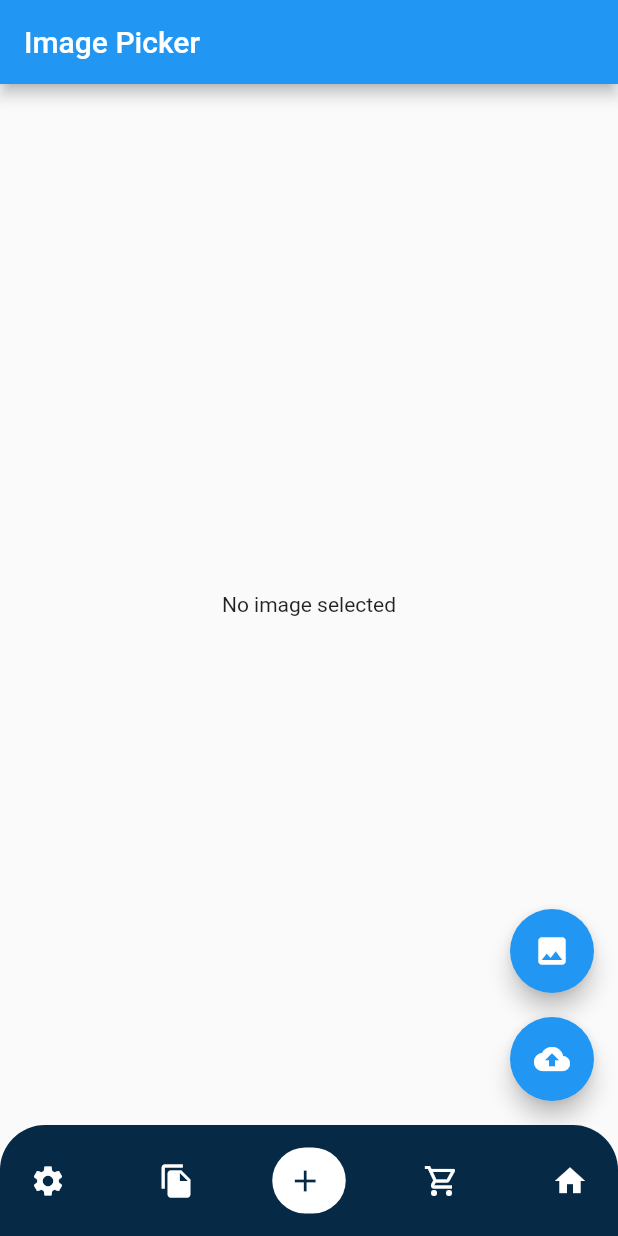
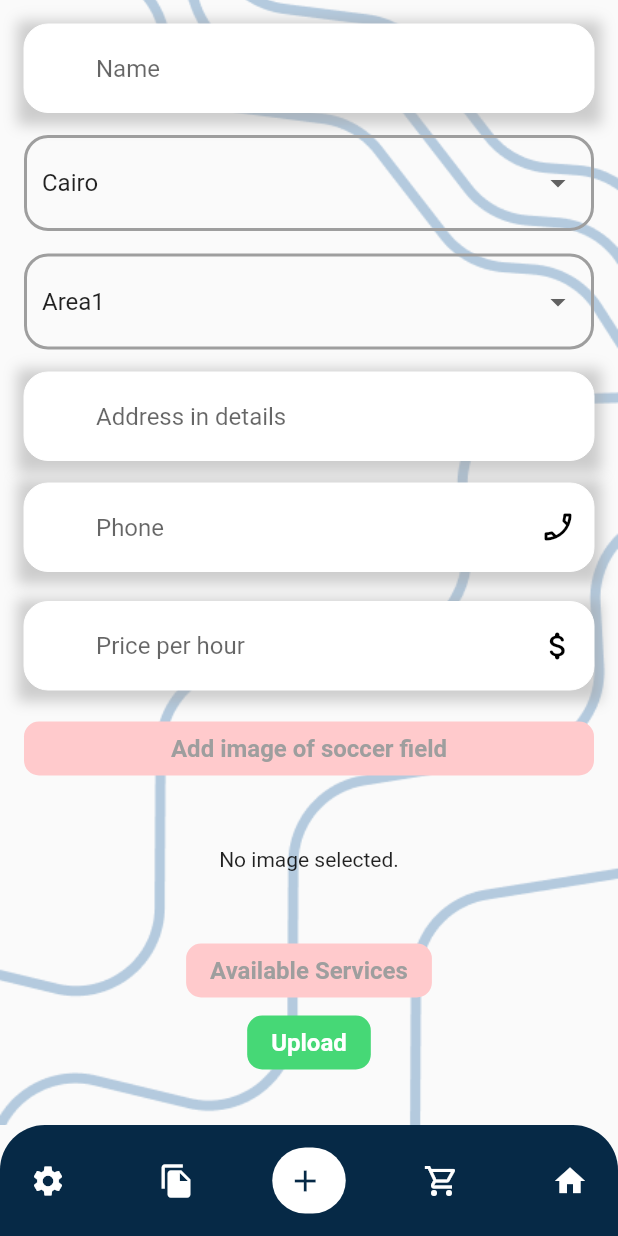
Before and after one commit to yusufabdo20/kick_off, a Flutter app: the AdminHomeScreen screen opened directly, on a phone screen of 412 x 824 dp. Run offline on Flutter 3.47's test engine with Material 2 defaults, Android fonts, the light colour scheme and no system bars; drawn by our look-alikes of google_nav_bar; our stand-ins replace fluttertoast, image_picker, shared_preferences, smooth_page_indicator; accounts and stored records are empty; Roboto replaces fonts that are missing (JostBold).

Commit message:
add images and finish add soccer field

```diff
--- a/lib/components/components.dart
+++ b/lib/components/components.dart
@@ -8,7 +8,7 @@ import 'constants.dart';
 
 Widget buildFormFieldText({
   TextEditingController? controller,
-  required String labelText,
+  String? labelText,
   String? hintText,
   TextInputType? keyboardType,
   IconData? prefixIcon,
@@ -26,7 +26,19 @@ Widget buildFormFieldText({
   Color notFocusedBorderColor = Colors.white,
   Color focusedBorderColor = Colors.black,
 }) =>
-    TextFormField(
+    Container(
+      decoration: BoxDecoration(
+        // color: Colors.white,
+        boxShadow: [
+          BoxShadow(
+            color: Colors.grey.withOpacity(0.5),
+            spreadRadius: 5,
+            blurRadius: 7,
+            offset: Offset(0, 3), // changes position of shadow
+          ),
+        ],
+      ),
+      child: TextFormField(
           obscureText: isSecure,
           validator: validate,
           controller: controller,
@@ -63,7 +75,8 @@ Widget buildFormFieldText({
           onFieldSubmitted: onSubmit,
           onChanged: onChange,
           onTap: onTap,
-        enabled: isClickable);
+          enabled: isClickable),
+    );
 
 Widget buildElevatedTextButton({
   Color backgroundColor = primaryColor,
@@ -72,7 +85,7 @@ Widget buildElevatedTextButton({
   Color titleOfButtonColor = Colors.white,
   required String titleOfButton,
   Color borderColor = Colors.black,
-  double borderColorOpacity = 1,
+  double borderColorOpacity = 0,
   double widthOfBorder = 0.0,
   double textSize = 16.00,
   double? buttonWidth,
@@ -122,17 +135,13 @@ Widget buildDatePickerTextField(
       ),
       child: TextFormField(
         controller: controller,
-        validator: validator,
-        //editing controller of this TextField
         decoration: InputDecoration(
             icon: Icon(
               Icons.calendar_today,
               color: calenderIconColor,
             ),
-            //icon of text field
             hintText: hint,
             labelText: lable,
-            //label text of field
             labelStyle: TextStyle(fontFamily: 'JostBold', color: Colors.black)),
         readOnly: true,
         //set it true, so that user will not able to edit text
@@ -140,20 +149,13 @@ Widget buildDatePickerTextField(
           DateTime? pickedDate = await showDatePicker(
               context: context,
               initialDate: DateTime.now(),
-              firstDate: DateTime(1950),
+              firstDate: DateTime(2023),
               //DateTime.now() - not to allow to choose before today.
               lastDate: DateTime(2100));
-
           if (pickedDate != null) {
-            print(
-                pickedDate); //pickedDate output format => 2021-03-10 00:00:00.000
             String formattedDate = DateFormat('yyyy-MM-dd').format(pickedDate);
-            print(
-                formattedDate); //formatted date output using intl package =>  2021-03-16
             controller.text =
                 formattedDate; //set output date to TextField value.
-          } else {
-            print("object >>>>>>>>>>>>>>>>>>>>>>>>>>>>>>>>>>>>>>>>>>");
           }
         },
       ),
@@ -365,3 +367,32 @@ buildDrawerButton({
         ),
       ),
     );
+buildDropdownButtonFormField({
+  required String selectValue,
+  Color borderColor = Colors.black,
+  required List<String> items,
+}) =>
+    DropdownButtonFormField<String>(
+      value: selectValue,
+      decoration: InputDecoration(
+        focusedBorder: OutlineInputBorder(
+          borderRadius: BorderRadius.circular(16.0),
+          borderSide: BorderSide(color: borderColor, width: 3),
+        ),
+        border: const OutlineInputBorder(
+            borderSide: BorderSide(width: 2, color: Colors.grey),
+            borderRadius: BorderRadius.all(Radius.circular(16))),
+        enabledBorder: OutlineInputBorder(
+            borderRadius: BorderRadius.circular(16),
+            borderSide: BorderSide(width: 2, color: Colors.grey)),
+      ),
+      onChanged: (item) {
+        selectValue = item!;
+      },
+      items: items.map((String item) {
+        return DropdownMenuItem<String>(
+          value: item,
+          child: Text(item),
+        );
+      }).toList(),
+    );
--- a/lib/main.dart
+++ b/lib/main.dart
@@ -4,7 +4,8 @@ import 'package:kick_off/state_management/userProvider.dart';
 import 'package:provider/provider.dart';
 
 import 'components/app_routes.dart';
-import 'screens/admin_screens/add_playground_screen.dart';
+import 'screens/admin_screens/ImagePicker.dart';
+import 'screens/admin_screens/add_soccer_field.dart';
 import 'screens/admin_screens/adminPannelScreen.dart';
 import 'screens/onBoarding_screen.dart';
 import 'screens/register_screen.dart';
@@ -45,7 +46,7 @@ class KickOff extends StatelessWidget {
       debugShowCheckedModeBanner: false,
       // initialRoute: SplashScreen.id,
       // routes: appRoutes,
-      home: OnBoardingScreen(),
+      home: AddSoccerFieldScreen(),
     );
   }
 }
--- a/lib/screens/admin_screens/add_playground_screen.dart
+++ b/lib/screens/admin_screens/ImagePicker.dart
@@ -13,10 +13,10 @@ class ImagePickerScreen extends StatefulWidget {
 class _ImagePickerScreenState extends State<ImagePickerScreen> {
   File? _image;
 
-  final picker = ImagePicker();
+  var picker = ImagePicker();
 
   Future getImage() async {
-    final pickedFile = await picker.pickImage(source: ImageSource.gallery);
+    var pickedFile = await picker.pickImage(source: ImageSource.gallery);
 
     setState(() {
       if (pickedFile != null) {
@@ -41,31 +41,6 @@ class _ImagePickerScreenState extends State<ImagePickerScreen> {
 
   @override
   Widget build(BuildContext context) {
-    return Scaffold(
-      appBar: AppBar(
-        title: Text('Image Picker'),
-      ),
-      body: Center(
-        child: _image == null
-            ? Text('No image selected')
-            : Image.file(_image!),
-      ),
-      floatingActionButton: Column(
-        mainAxisAlignment: MainAxisAlignment.end,
-        children: [
-          FloatingActionButton(
-            onPressed: getImage,
-            tooltip: 'Pick Image',
-            child: Icon(Icons.image),
-          ),
-          SizedBox(height: 16),
-          FloatingActionButton(
-            onPressed: uploadImage,
-            tooltip: 'Upload Image',
-            child: Icon(Icons.cloud_upload),
-          ),
-        ],
-      ),
-    );
+    return Container();
   }
 }
--- /dev/null
+++ b/lib/screens/admin_screens/add_soccer_field.dart
@@ -0,0 +1,273 @@
+import 'dart:io';
+
+import 'package:flutter/material.dart';
+import 'package:flutter/src/widgets/container.dart';
+import 'package:flutter/src/widgets/framework.dart';
+import 'package:image_picker/image_picker.dart';
+import 'package:kick_off/screens/admin_screens/add_services.dart';
+
+import '../../components/components.dart';
+import '../../components/constants.dart';
+import 'ImagePicker.dart';
+
+class AddSoccerFieldScreen extends StatefulWidget {
+  AddSoccerFieldScreen({super.key});
+
+  @override
+  State<AddSoccerFieldScreen> createState() => _AddSoccerFieldScreenState();
+}
+
+final ImagePicker _picker = ImagePicker();
+File? _imageFile;
+
+class _AddSoccerFieldScreenState extends State<AddSoccerFieldScreen> {
+  var formKey = GlobalKey<FormState>();
+
+  var nameController = TextEditingController();
+
+  var addressController = TextEditingController();
+
+  var priceController = TextEditingController();
+
+  var mobilePhoneController = TextEditingController();
+
+  List<String> cities = [
+    'Cairo',
+    'Alex',
+  ];
+  List<String> areas = [
+    'Area1',
+    'Area2',
+    'Area3',
+    'Area4',
+  ];
+
+  String? selectedCity = "Cairo";
+  String? selectedArea = "Area1";
+
+  @override
+  Widget build(BuildContext context) {
+    return Scaffold(
+      resizeToAvoidBottomInset: false,
+      // backgroundColor: rgbBahgaPurple1,
+      body: SafeArea(
+        child: Container(
+          decoration: BoxDecoration(
+              image: DecorationImage(
+            image: AssetImage("assets/images/back33.png"),
+            fit: BoxFit.cover,
+          )),
+          child: Column(
+            children: [
+              Expanded(
+                // flex: 3,
+                child: SingleChildScrollView(
+                  child: Form(
+                    key: formKey,
+                    child: Padding(
+                      padding: const EdgeInsets.all(16.0),
+                      child: Column(
+                        children: [
+                          buildFormFieldText(
+                            // backgroundOfTextFeild: Colors.transparent,
+                            validate: (value) {
+                              if (value!.isEmpty) {
+                                return "Please enter name";
+                              }
+                            },
+                            controller: nameController,
+                            // labelText: "Name",
+                            // prefixIcon: Icons.person,
+                            keyboardType: TextInputType.text,
+                            hintText: "Name",
+                          ),
+                          const SizedBox(
+                            height: 15,
+                          ),
+                          buildDropdownButtonFormField(
+                            items: cities,
+                            selectValue: selectedCity!,
+                            borderColor: primaryColor,
+                          ),
+                          const SizedBox(
+                            height: 15,
+                          ),
+                          buildDropdownButtonFormField(
+                            items: areas,
+                            selectValue: selectedArea!,
+                            borderColor: primaryColor,
+                          ),
+                          const SizedBox(
+                            height: 15,
+                          ),
+                          buildFormFieldText(
+                            validate: (value) {
+                              if (value!.isEmpty) {
+                                return "Please enter Address";
+                              }
+                            },
+                            onSubmit: (value) {
+                              if (formKey.currentState!.validate()) {
+                                value = addressController.text;
+                              }
+                            },
+                            controller: addressController,
+                            // labelText: "Address",
+                            hintText: "Address in details",
+                            // prefixIcon:,
+                            keyboardType: TextInputType.streetAddress,
+                          ),
+                          const SizedBox(
+                            height: 15,
+                          ),
+                          buildFormFieldText(
+                            hintText: "Phone",
+                            validate: (value) {
+                              if (value!.isEmpty) {
+                                return 'please enter a valid mobile phone ';
+                              }
+                            },
+                            onSubmit: (value) {
+                              if (formKey.currentState!.validate()) {
+                                value = mobilePhoneController.text;
+                              }
+                            },
+                            controller: mobilePhoneController,
+                            // labelText: "Mobile Phone",
+                            // prefixIcon: Icons.phone_android_outlined,
+                            suffix: Icons.phone_enabled_outlined,
+                            keyboardType: TextInputType.number,
+                          ),
+                          const SizedBox(
+                            height: 20,
+                          ),
+                          buildFormFieldText(
+                            validate: (value) {
+                              if (value!.isEmpty) {
+                                return 'please enter a Price';
+                              }
+                            },
+                            onSubmit: (value) {
+                              if (formKey.currentState!.validate()) {
+                                value = priceController.text;
+                              }
+                            },
+                            hintText: "Price per hour",
+                            controller: priceController,
+                            // labelText: "Price",
+                            // prefixIcon: Icons.phone_android_outlined,
+                            suffix: Icons.attach_money_rounded,
+                            keyboardType: TextInputType.number,
+                          ),
+                          const SizedBox(
+                            height: 15,
+                          ),
+                          Container(
+                            width: double.infinity,
+                            decoration: BoxDecoration(
+                                // color: Colors.white,
+                                // boxShadow: [
+                                //   BoxShadow(
+                                //     color: Colors.grey.withOpacity(0.5),
+                                //     spreadRadius: 0,
+                                //     blurRadius: 0,
+                                //     offset: Offset(
+                                //         0, 0), // changes position of shadow
+                                //   ),
+                                // ],
+                                ),
+                            child: buildElevatedTextButton(
+                                titleOfButton: "Add image of soccer field",
+                                titleOfButtonColor: Colors.grey,
+                                backgroundColor: Color(0xFFCACC),
+                                onPressedFunction: () {
+                                  _pickImage(ImageSource.gallery);
+                                }),
+                          ),
+                          Container(
+                            width: 200,
+                            height: 100,
+                            child: _imageFile == null
+                                ? Center(child: Text('No image selected.'))
+                                : Image.file(_imageFile!),
+                          ),
+                          buildElevatedTextButton(
+                              titleOfButton: "Available Services",
+                              titleOfButtonColor: Colors.grey,
+                              backgroundColor: Color(0xFFCACC),
+                              onPressedFunction: () {
+                                navigateTO(context, AddServicesScreen());
+                              }),
+                          Container(
+                            // width: double.infinity,
+                            child: buildElevatedTextButton(
+                              // onPressedFunction: () async {
+                              //   try {
+                              //     if (formKey.currentState!.validate()) {
+                              //       emailController.text;
+                              //       passwordController.text;
+                              //       var userDataSignUp = await SignUpService()
+                              //           .register(
+                              //               email: emailController.text,
+                              //               password: passwordController.text,
+                              //               name: usernameController.text,
+                              //               phone: mobilePhoneController.text,
+                              //               roll_id: selectedItem == 'Owner'
+                              //                   ? "1"
+                              //                   : "2" //1 for Owner 2 for user
+                              //               );
+                              //       print(userDataSignUp);
+                              //       if (userDataSignUp['code'] == 201) {
+                              //         buildFlutterToast(
+                              //             message:
+                              //                 "Thank you for your Registration",
+                              //             state: ToastStates.SUCCESS);
+                              //       Cash.saveData(
+                              //         key: 'token',
+                              //         value: userDataSignUp['data']['token'],
+                              //       ).then((value) {
+                              //         navigateTOAndReplacement(
+                              //             context, PreferredDataScreen());
+                              //       });
+                              //       } else {
+                              //         buildFlutterToast(
+                              //             message:
+                              //                 "${userDataSignUp['data']['password']}",
+                              //             state: ToastStates.ERROR);
+                              //       }
+                              //       print(userDataSignUp.toString());
+                              //     }
+                              //   } catch (e) {
+                              //     print("Error in Register Method ++>> $e");
+                              //   }
+                              // },
+                              backgroundColor: Color(0x46D876),
+                              titleOfButton: "Upload",
+                            ),
+                          ),
+                          const SizedBox(height: 10),
+                        ],
+                      ),
+                    ),
+                  ),
+                ),
+              ),
+            ],
+          ),
+        ),
+      ),
+    );
+  }
+
+  Future<void> _pickImage(ImageSource source) async {
+    final pickedFile = await _picker.getImage(source: source);
+
+    setState(() {
+      if (pickedFile != null) {
+        _imageFile = File(pickedFile.path);
+      } else {
+        print('No image selected.');
+      }
+    });
+  }
+}
--- a/lib/screens/admin_screens/admin_pannel.dart
+++ b/lib/screens/admin_screens/admin_pannel.dart
@@ -3,7 +3,9 @@ import 'package:flutter/src/widgets/container.dart';
 import 'package:flutter/src/widgets/framework.dart';
 import 'package:google_nav_bar/google_nav_bar.dart';
 import 'package:kick_off/components/constants.dart';
-import 'package:kick_off/screens/admin_screens/add_playground_screen.dart';
+import 'package:kick_off/screens/admin_screens/ImagePicker.dart';
+import 'package:kick_off/screens/admin_screens/add_services.dart';
+import 'package:kick_off/screens/admin_screens/add_soccer_field.dart';
 import 'package:kick_off/screens/signIn_screen.dart';
 
 import '../register_screen.dart';
@@ -20,7 +22,7 @@ class _AdminPannelScreenState extends State<AdminHomeScreen> {
   final List<Widget> _widgetOptions = [
     Text("Setting Screen"),
     Text("Reports Screen"),
-  ImagePickerScreen(),
+    AddSoccerFieldScreen(),
     Text("Fields Screen"),
     AdminPannelScreen(),
   ];
@@ -46,7 +48,7 @@ class _AdminPannelScreenState extends State<AdminHomeScreen> {
             // curve: Curves.easeInOut,
             activeColor: primaryColor,
             tabBackgroundColor: Colors.white,
-            tabMargin: EdgeInsets.symmetric(vertical: 15,horizontal: 10),
+            tabMargin: EdgeInsets.symmetric(vertical: 15, horizontal: 10),
             padding: EdgeInsets.all(10),
             gap: 5,
             selectedIndex: _selectedIndex,
--- a/pubspec.yaml
+++ b/pubspec.yaml
@@ -40,6 +40,7 @@ dependencies:
   provider: ^6.0.5
   shared_preferences: ^2.0.20
   smooth_page_indicator: ^1.0.1
+  url_launcher: ^6.1.10
 
 dev_dependencies:
   flutter_lints: ^2.0.0
```
Also changed, not shown: lib/screens/admin_screens/add_services.dart (added, +12 -0 lines), lib/screens/admin_screens/adminPannelScreen.dart (+11 -2 lines), lib/screens/register_screen.dart (+8 -34 lines), assets/images/back1.jpeg (added), assets/images/back1.png (added), assets/images/back2.jpeg (added), assets/images/back22.png (added), assets/images/back3.jpeg (added), assets/images/back33.png (added), pubspec.lock, 5 other files. Lines whose indentation alone changed are shown as unchanged.
